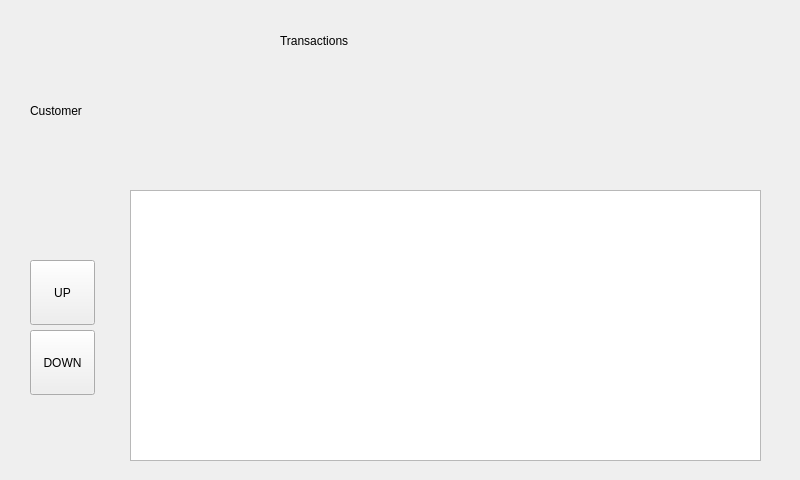
This is bank-automat/transactions.ui in JansQ-75/Riihimaatti as Qt 5 draws it before an edit. The edited form follows.
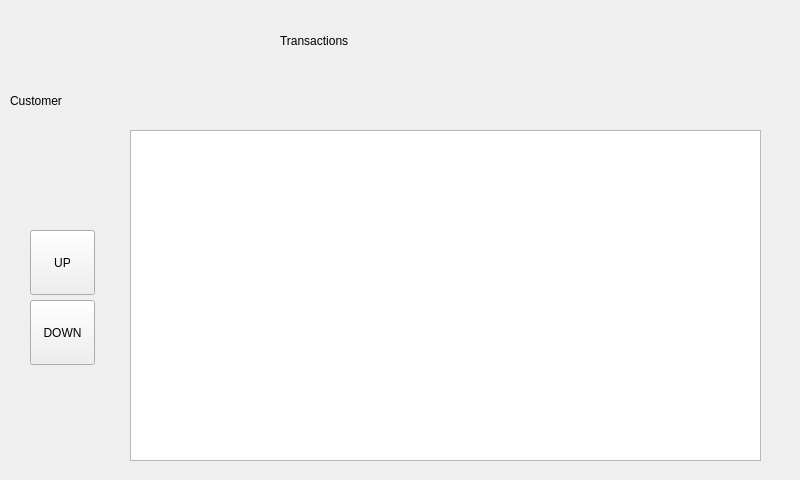
This is the edited form.

Diff of the .ui file:
```diff
--- a/bank-automat/transactions.ui
+++ b/bank-automat/transactions.ui
@@ -30,9 +30,9 @@
    <property name="geometry">
     <rect>
      <x>130</x>
-     <y>190</y>
+     <y>130</y>
      <width>631</width>
-     <height>271</height>
+     <height>331</height>
     </rect>
    </property>
   </widget>
@@ -40,7 +40,7 @@
    <property name="geometry">
     <rect>
      <x>30</x>
-     <y>330</y>
+     <y>300</y>
      <width>65</width>
      <height>65</height>
     </rect>
@@ -53,7 +53,7 @@
    <property name="geometry">
     <rect>
      <x>30</x>
-     <y>260</y>
+     <y>230</y>
      <width>65</width>
      <height>65</height>
     </rect>
@@ -65,10 +65,10 @@
   <widget class="QLabel" name="labelCustomer">
    <property name="geometry">
     <rect>
-     <x>30</x>
+     <x>10</x>
      <y>60</y>
      <width>141</width>
-     <height>101</height>
+     <height>81</height>
     </rect>
    </property>
    <property name="text">
```
